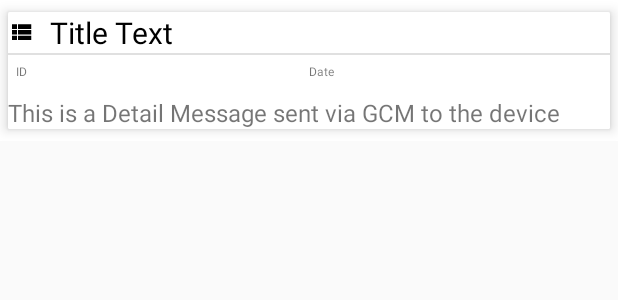
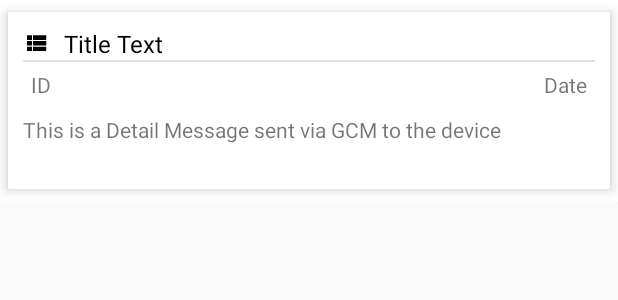
Before and after one commit to ashutoshpurohit/SCHPARERP, an Android app: the layout list_item_notes.xml on its own in the app's theme, with its tools: preview values and no code run, on a phone screen of 412 x 824 dp. Shown: the top 300 px of the screen. Run offline under Robolectric (Android 15) with nearby library versions, the phone set to English and light mode, and no system bars.

Commit message:
Diary notes formatting

```diff
--- a/mobile/Android/app/src/main/res/layout/list_item_notes.xml
+++ b/mobile/Android/app/src/main/res/layout/list_item_notes.xml
@@ -16,6 +16,7 @@
         card_view:cardUseCompatPadding="true"
         >
         <LinearLayout
+            android:padding="10dp"
             android:layout_width="match_parent"
             android:layout_height="wrap_content"
             android:orientation="vertical">
@@ -40,7 +41,7 @@
                     android:textColor="@color/black"
                     android:id="@+id/list_item_title_textview"
                     android:gravity="left"
-                    android:textSize="20sp"
+                    android:textSize="16sp"
                     android:text=" Title Text">
                 </TextView>
             </LinearLayout>
@@ -52,24 +53,27 @@
                 android:layout_margin="5dp"
                 >
                 <TextView
-                    android:layout_width="0dp"
+                    android:layout_width="wrap_content"
                     android:layout_height="wrap_content"
+                    android:gravity="left"
+                    android:layout_weight="1"
                     android:text="ID"
-                    android:layout_weight="1"
-                    android:textSize="8sp"
+                    android:textSize="14sp"
                     android:id="@+id/list_item_note_from_textview"/>
                 <TextView
-                    android:layout_width="0dp"
+                    android:layout_width="wrap_content"
                     android:layout_height="wrap_content"
+                    android:gravity="right"
                     android:layout_weight="1"
                     android:text="Date"
-                    android:textSize="8sp"
+                    android:textSize="14sp"
                     android:id="@+id/list_item_date_textview"/>
             </LinearLayout>
             <LinearLayout
                 android:layout_width="match_parent"
                 android:layout_height="wrap_content"
                 android:orientation="vertical"
+
                 >
                 <ImageView
                     android:id="@+id/list_item_notes_image"
@@ -86,7 +90,9 @@
                     android:layout_height="wrap_content"
                     android:layout_marginTop="5dp"
                     android:layout_gravity="center"
-                    android:textSize="16sp"
+                    android:gravity="left"
+                    android:textSize="14sp"
+                    android:paddingBottom="20dp"
                     android:text="This is a Detail Message sent via GCM to the device"
                     android:id="@+id/list_item_msgdetail_textview"/>
 
```
